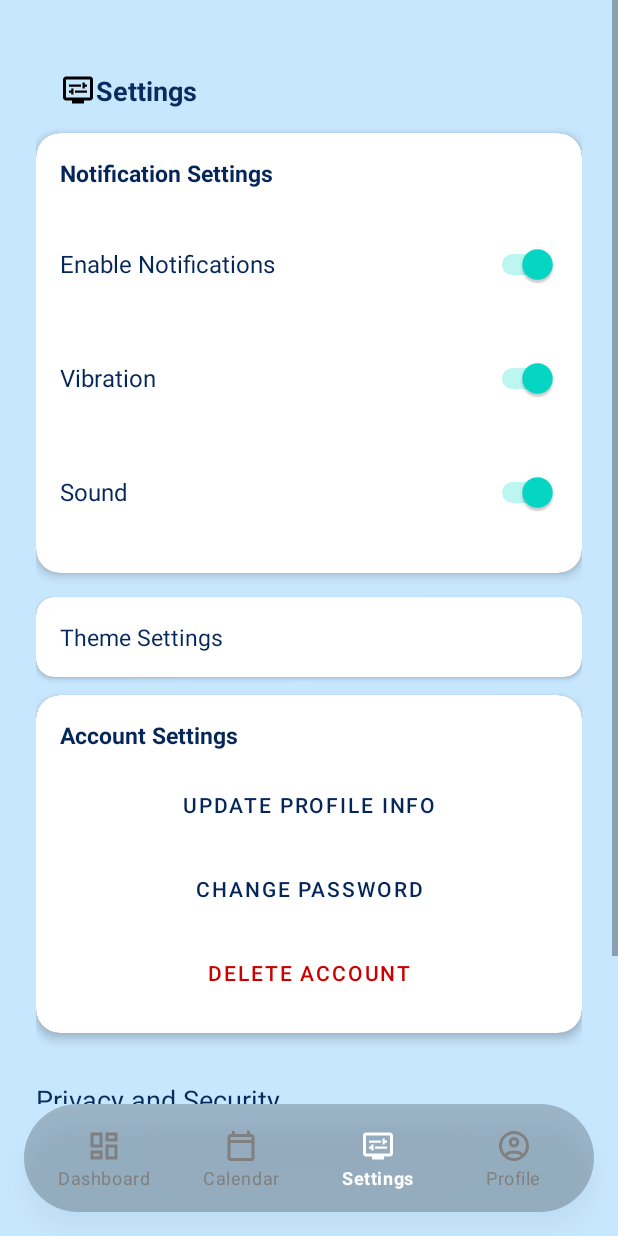
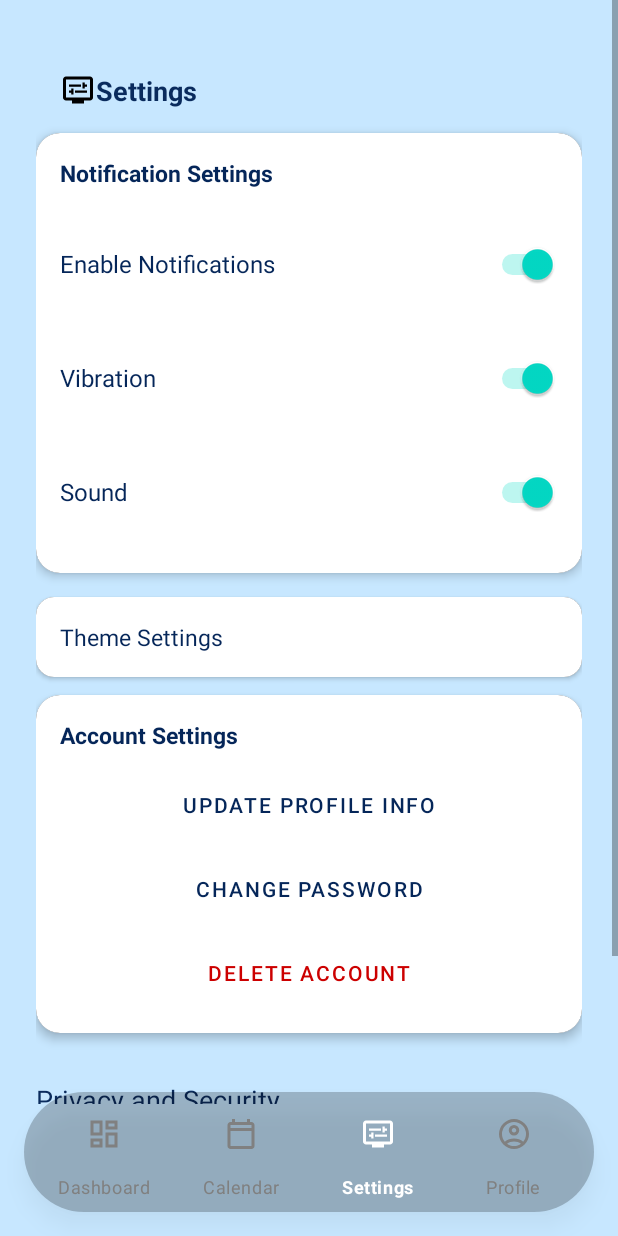
Before and after one commit to LindoNJOKO/QuantumVara-WIL-Project, an Android app: the MainActivity screen opened directly, with no data from a screen before it, item 3 of the bottom bar chosen, on a phone screen of 412 x 824 dp. Run offline under Robolectric (Android 15) with nearby library versions, the phone set to English and light mode, and no system bars; our stand-ins replace Firebase (no records; nobody signed in at launch, a user with empty details on screens opened directly); libraries missing offline, so code that uses them is left out: com.stripe.android; 1 statement that could not run was skipped.

Commit message:
modifyed the nav bar

```diff
--- a/app/src/main/res/layout/activity_main.xml
+++ b/app/src/main/res/layout/activity_main.xml
@@ -4,6 +4,7 @@
     xmlns:app="http://schemas.android.com/apk/res-auto"
     android:layout_width="match_parent"
     android:layout_height="match_parent"
+    android:fitsSystemWindows="true"
     android:background="?android:windowBackground">
 
     <!-- Fragment container -->
@@ -11,21 +12,26 @@
         android:id="@+id/fragment_container"
         android:layout_width="match_parent"
         android:layout_height="match_parent"
-        android:layout_marginBottom="88dp"/>
+        android:layout_marginBottom="88dp"
+        android:fitsSystemWindows="true"
+        app:layout_behavior="@string/appbar_scrolling_view_behavior" />
 
     <!-- Bottom Navigation -->
     <com.google.android.material.bottomnavigation.BottomNavigationView
         android:id="@+id/bottom_navigation"
         android:layout_width="match_parent"
-        android:layout_height="72dp"
+        android:layout_height="80dp"
         android:layout_gravity="bottom"
         android:layout_marginStart="16dp"
         android:layout_marginEnd="16dp"
         android:layout_marginBottom="16dp"
+        android:paddingBottom="2dp"
         android:background="@drawable/bottom_nav_bg"
-        android:elevation="10dp"
-    app:itemIconTint="@color/nav_item_color"
-    app:itemTextColor="@color/nav_item_color"
-    app:menu="@menu/bottom_nav_menu"
-    app:labelVisibilityMode="labeled" />
+        android:elevation="12dp"
+        android:fitsSystemWindows="true"
+        app:itemIconTint="@color/nav_item_color"
+        app:itemTextColor="@color/nav_item_color"
+        app:menu="@menu/bottom_nav_menu"
+        app:labelVisibilityMode="labeled" />
+
 </androidx.coordinatorlayout.widget.CoordinatorLayout>
```
